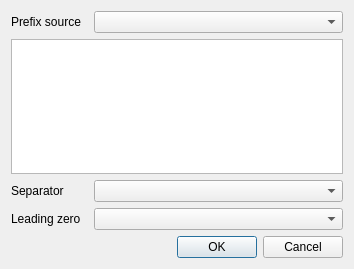
The window that ui/wizard/ui_code_property.ui (gltn/stdm) describes before a commit, drawn with Qt 5.
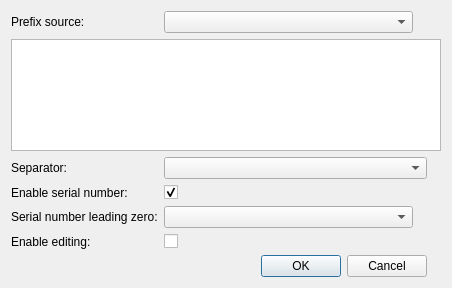
The same window after the commit.

```diff
--- a/ui/wizard/ui_code_property.ui
+++ b/ui/wizard/ui_code_property.ui
@@ -6,8 +6,8 @@
    <rect>
     <x>0</x>
     <y>0</y>
-    <width>354</width>
-    <height>269</height>
+    <width>452</width>
+    <height>288</height>
    </rect>
   </property>
   <property name="sizePolicy">
@@ -19,10 +19,24 @@
   <property name="windowTitle">
    <string>Auto Generated Code Property</string>
   </property>
-  <layout class="QVBoxLayout" name="verticalLayout">
-   <item>
-    <layout class="QHBoxLayout" name="horizontalLayout">
-     <item>
+  <layout class="QGridLayout" name="gridLayout">
+   <item row="4" column="2">
+    <widget class="QComboBox" name="leading_zero_cbo">
+     <property name="sizePolicy">
+      <sizepolicy hsizetype="Preferred" vsizetype="Maximum">
+       <horstretch>0</horstretch>
+       <verstretch>0</verstretch>
+      </sizepolicy>
+     </property>
+     <property name="minimumSize">
+      <size>
+       <width>249</width>
+       <height>0</height>
+      </size>
+     </property>
+    </widget>
+   </item>
+   <item row="0" column="0" colspan="2">
       <widget class="QLabel" name="label">
        <property name="maximumSize">
         <size>
@@ -31,11 +45,35 @@
         </size>
        </property>
        <property name="text">
-        <string>Prefix source</string>
+      <string>Prefix source:</string>
        </property>
       </widget>
      </item>
-     <item>
+   <item row="4" column="0" colspan="2">
+    <widget class="QLabel" name="label_2">
+     <property name="text">
+      <string>Serial number leading zero:</string>
+     </property>
+    </widget>
+   </item>
+   <item row="6" column="0" colspan="4">
+    <widget class="QDialogButtonBox" name="buttonBox">
+     <property name="orientation">
+      <enum>Qt::Horizontal</enum>
+     </property>
+     <property name="standardButtons">
+      <set>QDialogButtonBox::Cancel|QDialogButtonBox::Ok</set>
+     </property>
+    </widget>
+   </item>
+   <item row="2" column="0" colspan="2">
+    <widget class="QLabel" name="label_3">
+     <property name="text">
+      <string>Separator:</string>
+     </property>
+    </widget>
+   </item>
+   <item row="0" column="2" colspan="2">
       <widget class="QComboBox" name="prefix_source_cbo">
        <property name="sizePolicy">
         <sizepolicy hsizetype="Fixed" vsizetype="Fixed">
@@ -60,21 +98,10 @@
        </property>
       </widget>
      </item>
-    </layout>
-   </item>
-   <item>
+   <item row="1" column="0" colspan="5">
     <widget class="QListView" name="column_code_view"/>
    </item>
-   <item>
-    <layout class="QHBoxLayout" name="horizontalLayout_3">
-     <item>
-      <widget class="QLabel" name="label_3">
-       <property name="text">
-        <string>Separator</string>
-       </property>
-      </widget>
-     </item>
-     <item>
+   <item row="2" column="2" colspan="2">
       <widget class="QComboBox" name="separator_cbo">
        <property name="minimumSize">
         <size>
@@ -84,42 +111,34 @@
        </property>
       </widget>
      </item>
-    </layout>
-   </item>
-   <item>
-    <layout class="QHBoxLayout" name="horizontalLayout_2">
-     <item>
-      <widget class="QLabel" name="label_2">
+   <item row="5" column="2">
+    <widget class="QCheckBox" name="enable_editing_chk">
        <property name="text">
-        <string>Leading zero</string>
+      <string/>
        </property>
       </widget>
      </item>
-     <item>
-      <widget class="QComboBox" name="leading_zero_cbo">
-       <property name="sizePolicy">
-        <sizepolicy hsizetype="Preferred" vsizetype="Maximum">
-         <horstretch>0</horstretch>
-         <verstretch>0</verstretch>
-        </sizepolicy>
-       </property>
-       <property name="minimumSize">
-        <size>
-         <width>249</width>
-         <height>0</height>
-        </size>
+   <item row="3" column="2">
+    <widget class="QCheckBox" name="enable_serial_chk">
+     <property name="text">
+      <string/>
+     </property>
+     <property name="checked">
+      <bool>true</bool>
        </property>
       </widget>
      </item>
-    </layout>
-   </item>
-   <item>
-    <widget class="QDialogButtonBox" name="buttonBox">
-     <property name="orientation">
-      <enum>Qt::Horizontal</enum>
+   <item row="3" column="0" colspan="2">
+    <widget class="QLabel" name="enable_serial_lbl">
+     <property name="text">
+      <string>Enable serial number:</string>
      </property>
-     <property name="standardButtons">
-      <set>QDialogButtonBox::Cancel|QDialogButtonBox::Ok</set>
+    </widget>
+   </item>
+   <item row="5" column="0" colspan="2">
+    <widget class="QLabel" name="enable_editing_lbl">
+     <property name="text">
+      <string>Enable editing:</string>
      </property>
     </widget>
    </item>
```
Lines whose indentation alone changed are shown as unchanged.
